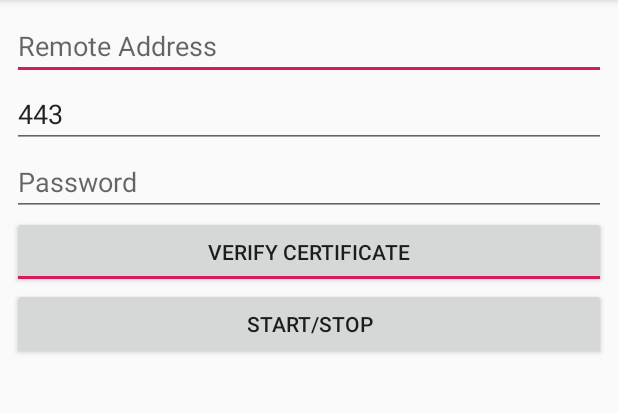
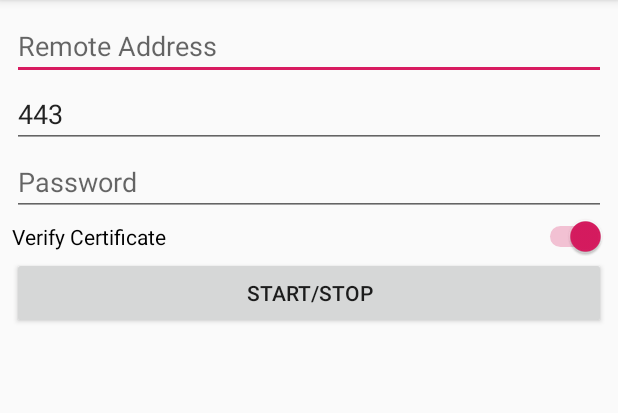
Before and after one commit to trojan-gfw/igniter, an Android app: the screen it shows after launch (MainActivity), after a tap on "START/STOP", on a phone screen of 412 x 824 dp, the part 84-497 px from its top. Run offline under Robolectric (Android 15) with nearby library versions, the phone set to English and light mode, and no system bars.

Commit message:
Use switch instead of togglebutton to make verify functionality clear

```diff
--- a/app/src/main/java/io/github/trojan_gfw/igniter/MainActivity.java
+++ b/app/src/main/java/io/github/trojan_gfw/igniter/MainActivity.java
@@ -15,7 +15,7 @@ import java.io.FileInputStream;
 import java.io.FileOutputStream;
 import java.io.InputStream;
 import android.app.Activity;
-import android.widget.ToggleButton;
+import android.widget.Switch;
 
 public class MainActivity extends AppCompatActivity {
 
@@ -24,7 +24,7 @@ public class MainActivity extends AppCompatActivity {
     private EditText remoteAddrText;
     private EditText remotePortText;
     private EditText passwordText;
-    private ToggleButton verifyButton;
+    private Switch verifySwitch;
     private Button startStopButton;
 
     private String getConfig(String remoteAddr, int remotePort, String password, boolean verify) {
@@ -56,7 +56,7 @@ public class MainActivity extends AppCompatActivity {
         remoteAddrText = findViewById(R.id.remoteAddrText);
         remotePortText = findViewById(R.id.remotePortText);
         passwordText = findViewById(R.id.passwordText);
-        verifyButton = findViewById(R.id.verifyButton);
+        verifySwitch = findViewById(R.id.verifySwitch);
         startStopButton = findViewById(R.id.startStopButton);
         startStopButton.setOnClickListener(new View.OnClickListener() {
             public void onClick(View v) {
@@ -65,7 +65,7 @@ public class MainActivity extends AppCompatActivity {
                     String config = getConfig(remoteAddrText.getText().toString(),
                             Integer.parseInt(remotePortText.getText().toString()),
                             passwordText.getText().toString(),
-                            verifyButton.isChecked());
+                            verifySwitch.isChecked());
                     File file = new File(getFilesDir(), "config.json");
 
                     try {
@@ -96,7 +96,7 @@ public class MainActivity extends AppCompatActivity {
                     remoteAddrText.setText(json.getString("remote_addr"));
                     remotePortText.setText(String.valueOf(json.getInt("remote_port")));
                     passwordText.setText(json.getJSONArray("password").getString(0));
-                    verifyButton.setChecked(json.getJSONObject("ssl").getBoolean("verify"));
+                    verifySwitch.setChecked(json.getJSONObject("ssl").getBoolean("verify"));
                 }
             } catch (Exception e) {
                 e.printStackTrace();
--- a/app/src/main/res/layout/activity_main.xml
+++ b/app/src/main/res/layout/activity_main.xml
@@ -51,14 +51,12 @@
                 android:hint="@string/password"
                 android:inputType="textPassword" />
 
-            <ToggleButton
-                android:id="@+id/verifyButton"
+            <Switch
+                android:id="@+id/verifySwitch"
                 android:layout_width="match_parent"
                 android:layout_height="wrap_content"
                 android:checked="true"
-                android:text="ToggleButton"
-                android:textOff="@string/verify_certificate"
-                android:textOn="@string/verify_certificate" />
+                android:text="@string/verify_certificate" />
 
             <Button
                 android:id="@+id/startStopButton"
```
